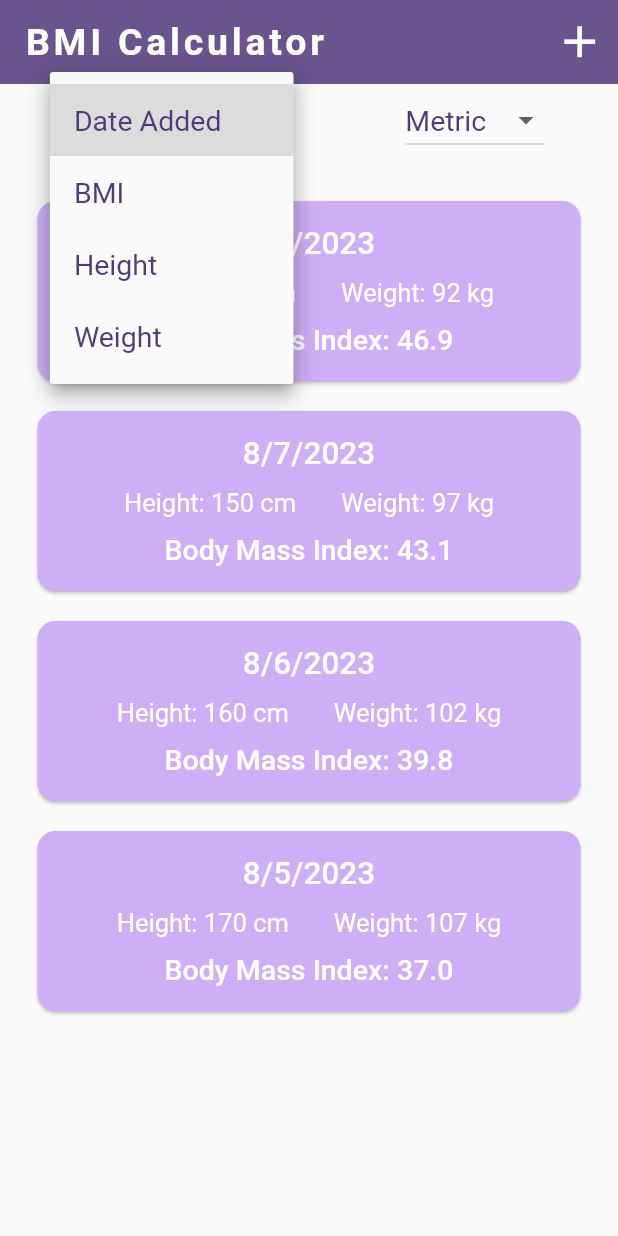
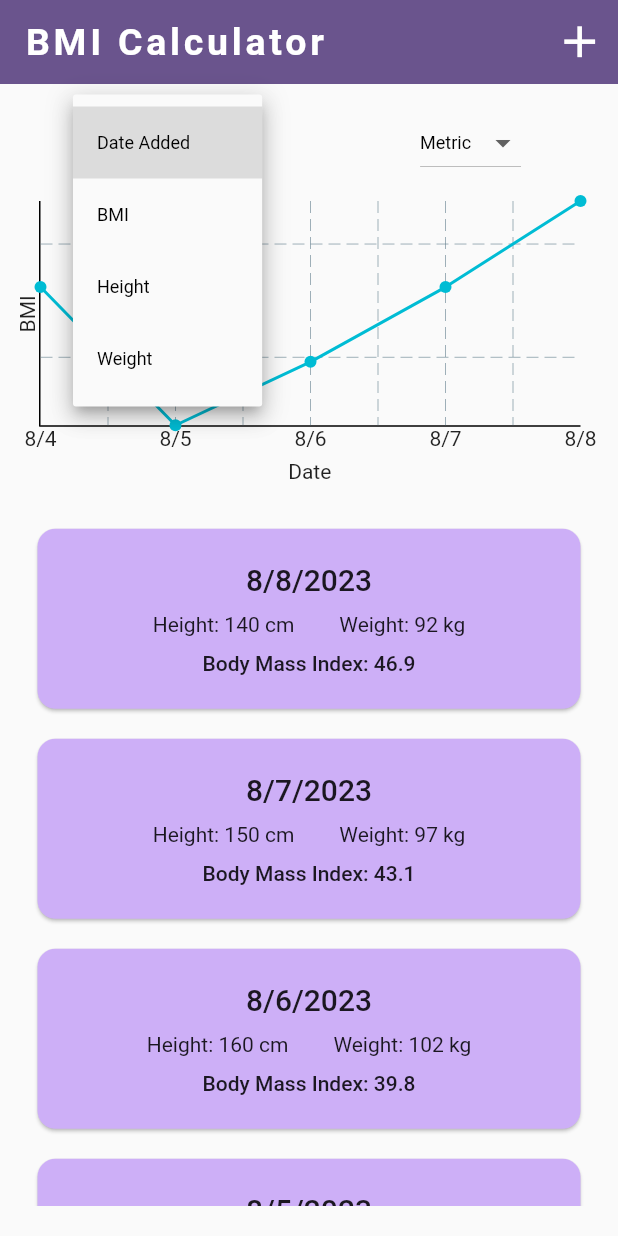
Before and after one commit to ProTechZ/BMI-Calculator, a Flutter app: the screen it shows after launch, after a tap on an icon or button, on a phone screen of 412 x 824 dp. Run offline on Flutter 3.47's test engine with Material 2 defaults, Android fonts, the light colour scheme and no system bars; drawn by our look-alikes of fl_chart; our stand-ins replace google_fonts.

Commit message:
Added Chart

```diff
--- a/lib/bmi_calculator.dart
+++ b/lib/bmi_calculator.dart
@@ -1,5 +1,6 @@
 import 'package:bmi_calculator/data/entries.dart';
 import 'package:bmi_calculator/model/entry.dart';
+import 'package:bmi_calculator/widgets/bmi_chart.dart';
 import 'package:bmi_calculator/widgets/entry_list.dart';
 import 'package:bmi_calculator/widgets/new_entry.dart';
 import 'package:bmi_calculator/widgets/order_by_dropdown.dart';
@@ -21,8 +22,11 @@ class BMICalculator extends StatefulWidget {
 class _BMICalculatorState extends State<BMICalculator> {
   UnitSystem selectedUnitSystem = UnitSystem.metric;
   OrderByOption orderby = OrderByOption.date_added;
+  BMIChart chart = BMIChart(bmiEntries: entries);
+  // defining the chart here so that it's data isn't affected by the order_by changeds
 
   final bmiEntries = entries;
+
 
   void addEntry(BMIEntry entry) {
     setState(() {
@@ -50,7 +54,6 @@ class _BMICalculatorState extends State<BMICalculator> {
     }
   }
 
-// polo g - da goat, die a legend, hall of fame2
   void onChangeOrderBy(OrderByOption? value) {
     if (value == null) {
       return;
@@ -100,6 +103,8 @@ class _BMICalculatorState extends State<BMICalculator> {
 
   @override
   Widget build(BuildContext context) {
+    final c = Theme.of(context).colorScheme;
+
     return Scaffold(
       appBar: AppBar(
         title: const Text('BMI Calculator'),
@@ -115,6 +120,7 @@ class _BMICalculatorState extends State<BMICalculator> {
         child: Column(
           crossAxisAlignment: CrossAxisAlignment.center,
           children: [
+            const SizedBox(height: 15),
             Row(
               mainAxisAlignment: MainAxisAlignment.spaceAround,
               children: [
@@ -128,12 +134,58 @@ class _BMICalculatorState extends State<BMICalculator> {
                 ),
               ],
             ),
+            const SizedBox(height: 15),
+
+            chart,
             Expanded(
-                child: BMIEntryList(
-                    bmiEntries: bmiEntries, onRemoveEntry: onRemoveEntry)),
+              child: BMIEntryList(
+                bmiEntries: bmiEntries,
+                onRemoveEntry: onRemoveEntry,
+              ),
+            ),
+            // Row(
+            //   children: [
+            //     x(context, c.primary, 'primary', white: true),
+            //     x(context, c.onPrimary, 'onPrimary'),
+            //     x(context, c.primaryContainer, 'primaryContainer'),
+            //   ],
+            // ),
+            // Row(
+            //   children: [
+            //     x(context, c.onPrimaryContainer, 'onPrimaryContainer', white: true),
+            //     x(context, c.secondary, 'secondary', ),
+            //     x(context, c.onSecondary, 'onSecondary'),
+            //   ],
+            // ),
+            // Row(
+            //   children: [
+            //     x(context, c.secondaryContainer, 'secondaryContainer'),
+            //     x(context, c.onSecondaryContainer, 'onSecondaryContainer',
+            //         white: true),
+            //   ],
+            // ),
           ],
         ),
       ),
     );
   }
 }
+
+Container x(BuildContext context, Color color, String text,
+    {bool white = false}) {
+  Color textColor = Colors.black;
+  if (white) {
+    textColor = Colors.white;
+  }
+
+  return Container(
+    alignment: Alignment.center,
+    decoration: BoxDecoration(border: Border.all(width: 1), color: color),
+    height: 50,
+    width: 130,
+    child: Text(
+      text,
+      style: TextStyle(color: textColor),
+    ),
+  );
+}
--- a/lib/data/entries.dart
+++ b/lib/data/entries.dart
@@ -27,4 +27,22 @@ final entries = [
     date: DateTime(now.year, now.month, now.day - 3),
     system: UnitSystem.metric,
   ),
+  BMIEntry(
+    height: 150,
+    weight: 97,
+    date: DateTime(now.year, now.month, now.day - 4),
+    system: UnitSystem.metric,
+  ),
+  // BMIEntry(
+  //   height: 160,
+  //   weight: 102,
+  //   date: DateTime(now.year, now.month, now.day - 5),
+  //   system: UnitSystem.metric,
+  // ),
+  // BMIEntry(
+  //   height: 170,
+  //   weight: 107,
+  //   date: DateTime(now.year, now.month, now.day - 6),
+  //   system: UnitSystem.metric,
+  // ),
 ];
--- a/lib/main.dart
+++ b/lib/main.dart
@@ -14,7 +14,7 @@ extension StringExtension on String {
 
 final kColorScheme = ColorScheme.fromSeed(
   seedColor: const Color.fromARGB(255, 131, 56, 236),
-  secondary: const Color.fromARGB(255,205, 175, 247),
+  secondary: const Color.fromARGB(255, 205, 175, 247),
 );
 
 void main() {
@@ -43,45 +43,6 @@ void main() {
           color: kColorScheme.secondary,
           margin: const EdgeInsets.all(10),
         ),
-        textTheme: const TextTheme().copyWith(
-          titleMedium: TextStyle(
-            color: kColorScheme.onPrimaryContainer,
-            fontSize: 20,
-            fontWeight: FontWeight.w500,
-          ),
-          titleLarge: const TextStyle(fontSize: 21),
-          bodySmall: TextStyle(
-            color: kColorScheme.onPrimaryContainer,
-            fontSize: 17,
-          ),
-          bodyMedium: const TextStyle(fontSize: 17),
-          bodyLarge: const TextStyle(fontSize: 19),
-          labelMedium: TextStyle(
-            color: kColorScheme.onPrimaryContainer,
-            fontSize: 19,
-          ),
-          displaySmall: TextStyle(
-            fontSize: 11,
-            color: kColorScheme.onPrimaryContainer,
-          ),
-          displayMedium: TextStyle(
-            fontSize: 16,
-            color: kColorScheme.onPrimaryContainer,
-          ),
-          displayLarge: TextStyle(
-            fontSize: 19,
-            fontWeight: FontWeight.w500,
-            color: kColorScheme.onPrimaryContainer,
-          ),
-          labelSmall: TextStyle(
-            color: kColorScheme.onPrimaryContainer,
-            fontSize: 16,
-          ),
-          titleSmall: TextStyle(
-            color: kColorScheme.onPrimaryContainer,
-            fontSize: 20,
-          ),
-        ),
         elevatedButtonTheme: ElevatedButtonThemeData(
           style: ElevatedButton.styleFrom(
             padding: const EdgeInsets.symmetric(vertical: 10, horizontal: 20),
--- /dev/null
+++ b/lib/widgets/bmi_chart.dart
@@ -0,0 +1,139 @@
+import 'package:bmi_calculator/model/entry.dart';
+import 'package:flutter/material.dart';
+import 'package:fl_chart/fl_chart.dart';
+import 'package:intl/intl.dart';
+
+final dateFormatter = DateFormat.Md();
+
+class BMIChart extends StatelessWidget {
+  const BMIChart({super.key, required this.bmiEntries});
+
+  final List<BMIEntry> bmiEntries;
+
+  List<double> get bmis {
+    final copy = [...bmiEntries];
+
+    // sorts the list by the entries' dates in descending order so that the most recent dates are first
+    // and we want to get the most recent dates
+    copy.sort((entry1, entry2) => entry2.date.compareTo(entry1.date));
+
+    if (bmiEntries.length >= 7) {
+      // bmiEntries has 7 items or more, so we want to get the first 7 items
+      return copy.sublist(0, 7).map((entry) => entry.bmi).toList();
+    } else {
+      // bmiEntries has less than 7 items so we do not need to sublist
+      return bmiEntries.map((entry) => entry.bmi).toList();
+    }
+  }
+
+  List<FlSpot> get spots {
+    final List<FlSpot> dataSpots = [];
+
+    // reversing the list so that the dates are in ascending order
+    final x = bmis.reversed.toList();
+
+    for (var i = 0; i < x.length; i++) {
+      dataSpots.add(FlSpot(i.toDouble(), x[i]));
+    }
+
+    return dataSpots;
+  }
+
+  @override
+  Widget build(BuildContext context) {
+    return Container(
+      padding: const EdgeInsets.fromLTRB(10, 0, 25, 0),
+      child: AspectRatio(
+        aspectRatio: 2,
+        child: LineChart(
+          LineChartData(
+            lineBarsData: [LineChartBarData(spots: spots)],
+            borderData: FlBorderData(
+              border: const Border(bottom: BorderSide(), left: BorderSide()),
+            ),
+            titlesData: FlTitlesData(
+              bottomTitles: AxisTitles(
+                sideTitles: _bottomTitles(bmiEntries.map((e) => e.date).toList().reversed.toList()),
+                axisNameWidget: const Text('Date'),
+              ),
+              leftTitles: const AxisTitles(
+                sideTitles: SideTitles(showTitles: false),
+                axisNameWidget: Text('BMI'),
+              ),
+              topTitles: const AxisTitles(
+                sideTitles: SideTitles(showTitles: false),
+              ),
+              rightTitles: const AxisTitles(
+                sideTitles: SideTitles(showTitles: false),
+              ),
+            ),
+            lineTouchData: LineTouchData(
+              enabled: true,
+              touchTooltipData: LineTouchTooltipData(
+                tooltipBgColor: Colors.blue,
+                tooltipRoundedRadius: 20.0,
+                showOnTopOfTheChartBoxArea: true,
+                fitInsideHorizontally: true,
+                tooltipMargin: 0,
+                getTooltipItems: (touchedSpots) => touchedSpots.map(
+                  (LineBarSpot touchedSpot) {
+                    return LineTooltipItem(
+                      spots[touchedSpot.spotIndex].y.toStringAsFixed(2),
+                      const TextStyle(
+                        fontSize: 13,
+                        fontWeight: FontWeight.w700,
+                        color: Colors.white,
+                      ),
+                    );
+                  },
+                ).toList(),
+              ),
+              getTouchedSpotIndicator: (barData, List<int> indicators) =>
+                  indicators.map(
+                (int index) {
+                  return const TouchedSpotIndicatorData(
+                    FlLine(
+                      color: Colors.grey,
+                      strokeWidth: 1,
+                    ),
+                    FlDotData(
+                      show: false,
+                    ),
+                  );
+                },
+              ).toList(),
+              getTouchLineEnd: (_, __) => double.infinity,
+            ),
+          ),
+        ),
+      ),
+    );
+  }
+}
+
+SideTitles _bottomTitles(List<DateTime> dates) {
+  final formattedDates = dates.map((e) => dateFormatter.format(e)).toList();
+
+  return SideTitles(
+    showTitles: true,
+    getTitlesWidget: (value, meta) {
+      switch (value) {
+        case 0:
+          return Text(formattedDates[0]);
+        case 1:
+          return Text(formattedDates[1]);
+        case 2:
+          return Text(formattedDates[2]);
+        case 3:
+          return Text(formattedDates[3]);
+        case 4:
+          return Text(formattedDates[4]);
+        case 5:
+          return Text(formattedDates[5]);
+        case 6:
+          return Text(formattedDates[6]);
+      }
+      return const Text('');
+    },
+  );
+}
--- a/lib/widgets/new_entry.dart
+++ b/lib/widgets/new_entry.dart
@@ -1,3 +1,4 @@
+import 'package:bmi_calculator/data/entries.dart';
 import 'package:bmi_calculator/model/entry.dart';
 import 'package:bmi_calculator/widgets/error_dialog.dart';
 import 'package:bmi_calculator/widgets/unit_system_dropdown.dart';
@@ -65,6 +66,12 @@ class _NewBMIEntryState extends State<NewBMIEntry> {
     if (enteredHeight == null || enteredWeight == null) {
       showErrorDialog(
           'Please make sure you have entered a value for weight and height.');
+      return;
+    }
+
+    final dates = entries.map((entry) => dateFormatter.format(entry.date)).toList();
+    if (dates.contains(dateFormatter.format(selectedDate))) {
+      showErrorDialog('There is already an entry using this date.');
       return;
     }
 
--- a/pubspec.yaml
+++ b/pubspec.yaml
@@ -37,6 +37,7 @@ dependencies:
   cupertino_icons: ^1.0.2
   intl: ^0.18.1
   google_fonts: ^5.1.0
+  fl_chart: ^0.63.0
 
 dev_dependencies:
   flutter_test:
```
Also changed, not shown: pubspec.lock.
